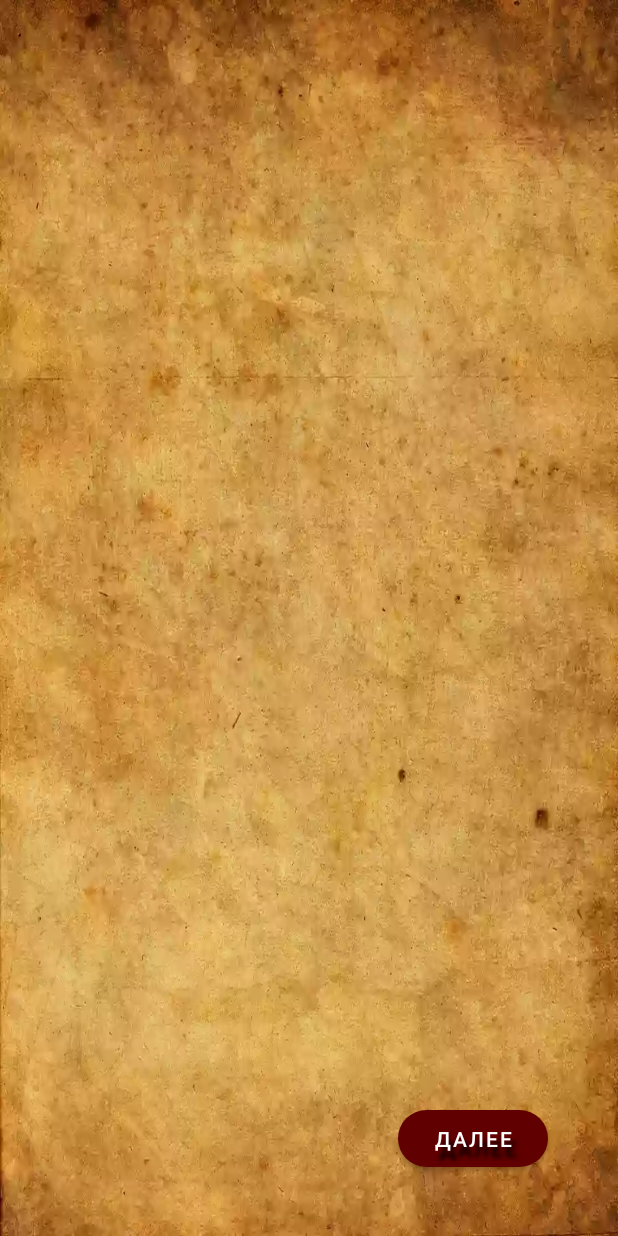
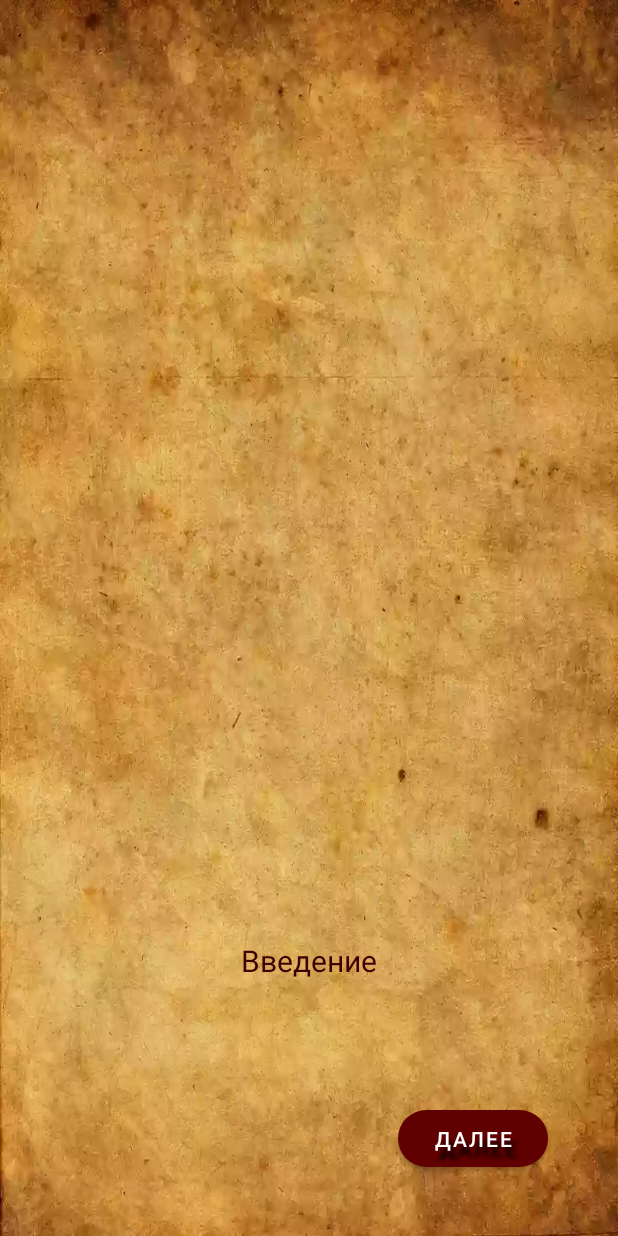
Before and after one commit to SergeyNacc/TextQuest, an Android app: the screen it shows after launch (MainActivity), after a tap on "НОВАЯ ИГРА", on a phone screen of 412 x 824 dp. Run offline under Robolectric (Android 15) with nearby library versions, the phone set to English and light mode, and no system bars.

Commit message:
add intro in strings

```diff
--- a/app/build.gradle
+++ b/app/build.gradle
@@ -11,7 +11,7 @@ android {
 
     defaultConfig {
         applicationId "nacc.sergey.textquest"
-        minSdkVersion 26
+        minSdkVersion 22
         targetSdkVersion 30
         versionCode 1
         versionName "1.0"
--- /dev/null
+++ b/app/src/main/java/nacc/sergey/textquest/IntroFragment.kt
@@ -0,0 +1,36 @@
+package nacc.sergey.textquest
+
+import android.os.Bundle
+import androidx.fragment.app.Fragment
+import android.view.LayoutInflater
+import android.view.View
+import android.view.ViewGroup
+import nacc.sergey.textquest.databinding.FragmentIntroBinding
+
+
+class IntroFragment : Fragment() {
+
+    private lateinit var binding: FragmentIntroBinding
+
+    private val textIntroList = listOf(R.string.intro2, R.string.intro3, R.string.intro4,
+        R.string.intro5, R.string.intro6, R.string.intro7, R.string.intro8, R.string.intro9)
+
+    override fun onCreateView(
+            inflater: LayoutInflater, container: ViewGroup?, savedInstanceState: Bundle?): View? {
+        binding = FragmentIntroBinding.inflate(inflater, container, false)
+        return binding.root
+    }
+
+    override fun onViewCreated(view: View, savedInstanceState: Bundle?) {
+        super.onViewCreated(view, savedInstanceState)
+
+        binding.textPlot.text = getText(R.string.intro1)
+
+        binding.buttonNext.setOnClickListener {
+            textIntroList.forEach()
+        }
+
+
+    }
+
+}
--- a/app/src/main/java/nacc/sergey/textquest/MainActivity.kt
+++ b/app/src/main/java/nacc/sergey/textquest/MainActivity.kt
@@ -17,7 +17,7 @@ class MainActivity : AppCompatActivity() {
         binding.startBtn.setOnClickListener {
             supportFragmentManager
                 .beginTransaction()
-                .replace(R.id.start_activity, TextFragment())
+                .replace(R.id.start_activity, IntroFragment())
                 .commit()
         }
 
--- a/app/src/main/java/nacc/sergey/textquest/TextFragment.kt
+++ /dev/null
@@ -1,21 +0,0 @@
-package nacc.sergey.textquest
-
-import android.os.Bundle
-import androidx.fragment.app.Fragment
-import android.view.LayoutInflater
-import android.view.View
-import android.view.ViewGroup
-import nacc.sergey.textquest.databinding.FragmentTextBinding
-
-
-class TextFragment : Fragment() {
-
-    private lateinit var binding: FragmentTextBinding
-
-    override fun onCreateView(
-            inflater: LayoutInflater, container: ViewGroup?, savedInstanceState: Bundle?): View? {
-        binding = FragmentTextBinding.inflate(inflater, container, false)
-        return binding.root
-    }
-
-}
--- a/app/src/main/res/layout/fragment_text.xml
+++ b/app/src/main/res/layout/fragment_intro.xml
@@ -5,7 +5,7 @@
     android:layout_width="match_parent"
     android:layout_height="match_parent"
     android:background="@drawable/background_for_text"
-    tools:context=".TextFragment"
+    tools:context=".IntroFragment"
     android:id="@+id/text_fragment">
 
     <androidx.constraintlayout.widget.ConstraintLayout
@@ -16,6 +16,7 @@
         android:id="@+id/image_for_plot"
         android:layout_width="wrap_content"
         android:layout_height="wrap_content"
+        android:layout_margin="8dp"
         app:layout_constraintBottom_toTopOf="@id/text_plot"
         app:layout_constraintStart_toStartOf="parent"
         app:layout_constraintEnd_toEndOf="parent"
@@ -25,16 +26,17 @@
         android:id="@+id/text_plot"
         android:layout_width="wrap_content"
         android:layout_height="wrap_content"
+        android:layout_margin="50dp"
+        android:layout_marginBottom="30dp"
         android:padding="30dp"
-        android:textColor="#600000"
-        android:textSize="30sp"
-        android:layout_marginBottom="30dp"
-        app:layout_constraintBottom_toTopOf="@+id/button_further"
+        android:textColor="#400000"
+        android:textSize="20sp"
+        app:layout_constraintBottom_toTopOf="@+id/button_next"
         app:layout_constraintEnd_toEndOf="parent"
         app:layout_constraintStart_toStartOf="parent" />
 
     <Button
-        android:id="@+id/button_further"
+        android:id="@+id/button_next"
         style="@style/Button"
         android:layout_width="100dp"
         android:layout_height="50dp"
--- a/app/src/main/res/values/intro.xml
+++ b/app/src/main/res/values/intro.xml
@@ -1,34 +1,77 @@
 <?xml version="1.0" encoding="utf-8"?>
 <resources>
-    <string name="intro">Введение
+    <string name="intro1">
+            "Введение"
+    </string>
+
+    <string name="intro2">
             Наверное, многие бы назвали меня упертым эмпириком и, да, были бы правы.
-        Я верю только в то, что могу потрогать, понюхать, попробовать… И больше всего я не представляю,
+                Я верю только в то, что могу потрогать, понюхать, попробовать…
+                И больше всего я не представляю,
                 как вообще можно верить в Бога? Действительно, почему мы должны верить тому,
-        что написано в старой книге, притом верить только на слово? В то, что наша Земля была создана за шесть дней?
+                что написано в старой книге, притом верить только на слово?
+    </string>
+
+    <string name="intro3">
+            В то, что наша Земля была создана за шесть дней?
                 Это все похоже на полный бред и сказки. Может, мне еще начать верить в Зубную Фею или Бабу Ягу?
-Сегодня я особенно лютовал, ведь сегодня Хеллоуин — праздник, что изначально был придуман древними кельтами,
-        но в последнее время отмечаемый повсеместно. Все дошло до того, что его начали праздновать и у нас, в Москве,
+                Сегодня я особенно лютовал, ведь сегодня Хеллоуин — праздник,
+                что изначально был придуман древними кельтами,
+                но в последнее время отмечаемый повсеместно.
+    </string>
+
+    <string name="intro4">
+            Все дошло до того, что его начали праздновать и у нас, в Москве,
                 чего я и вовсе не понимаю: обычно этот праздник ассоциируется с разгулом нечисти,
                 но обычно этот разгул устраивает не нечисть, а пьяные придурки, одетые в костюмы.
+    </string>
+
+    <string name="intro5">
             Притом, такой разгул, что нечисть, наверное, если она существовала, нервно курила бы в сторонке.
                 А, да, забыл представиться — я Артем. И да, я разговариваю сам с собой и сам себе представляюсь.
                 Ничего нового, впрочем. И я мент, наверное, потому немного сумасшедший
-        (а вы бы попробовали не сойти с ума, каждый день видя трупы, насилие и жестокость, профессиональная деформация, однако).
-        В остальном обычный мент, каких в нашей стране не счесть. Особенно ничем не выделяюсь из общей массы.
-Я стоял у вокзала, докуривая сигарету. Уж не знаю, зачем начал, как-то так получилось, а сейчас уже и не бросить.
+                (а вы бы попробовали не сойти с ума, каждый день видя трупы,
+                насилие и жестокость, профессиональная деформация, однако).
+    </string>
+
+    <string name="intro6">
+            В остальном обычный мент, каких в нашей стране не счесть.
+                Особенно ничем не выделяюсь из общей массы.
+                Я стоял у вокзала, докуривая сигарету. Уж не знаю, зачем начал, как-то так получилось,
+                а сейчас уже и не бросить.
                 Рассматривал местную «нечисть»: день еще только начинался,
-        а уже все в «праздничных» костюмах — вот рядом со мной прикуривал вампир, у которого уже отвалился один клык,
-        а второй ему ужасно мешал, мимо пронеслась девушка в странном длинном платье, в остроконечной шляпе и метлой в руках.
-        Неужели дворники тоже решили поддержать этот праздник? Иначе я бы выбрал другой атрибут ведьмы, но это ее право.
-Надо сказать, что в Санкт-Петербурге я никогда не бывал. Октябрь выдался на удивление теплым,
+                а уже все в «праздничных» костюмах — вот рядом со мной прикуривал вампир,
+                у которого уже отвалился один клык,
+    </string>
+
+    <string name="intro7">
+            а второй ему ужасно мешал, мимо пронеслась девушка в странном длинном платье,
+                в остроконечной шляпе и метлой в руках.
+                Неужели дворники тоже решили поддержать этот праздник?
+                Иначе я бы выбрал другой атрибут ведьмы, но это ее право.
+                Надо сказать, что в Санкт-Петербурге я никогда не бывал.
+                Октябрь выдался на удивление теплым,
                 радуя слишком уж затянувшимся бабьим летом, и теперь бьет все рекорды по температуре.
-Я решил немного изучить город: всегда любил гулять в одиночестве, а тут еще и абсолютно незнакомый город,
+    </string>
+
+    <string name="intro8">
+            Я решил немного изучить город: всегда любил гулять в одиночестве,
+                а тут еще и абсолютно незнакомый город,
                 таящий в себе много неизведанного.
-Может, вы скажете, что я — дебил, но будете неправы. Как можно заблудиться даже в незнакомом городе,
-        в наш прогрессивный век навигаторов? Да и вообще — нужное мне метро я знаю, а дальше — спрошу у людей.
-        Так даже интереснее. Есть что-то в этом такого удивительное, отличное от обычной размеренной череды жизни.
-Тогда я действительно думал, что оказался в культурной столице, конечно, кто же поверит, что он просто умер во сне в поезде,
-        а теперь находится в Аду? Уж точно не я, как же. «Ада же не существует»,
-        — думал я тогда и ошибался.
+                Может, вы скажете, что я — дебил, но будете неправы.
+                Как можно заблудиться даже в незнакомом городе,
+                в наш прогрессивный век навигаторов?
+                Да и вообще — нужное мне метро я знаю, а дальше — спрошу у людей.
     </string>
+
+    <string name="intro9">
+            Так даже интереснее. Есть что-то в этом такое удивительное,
+                отличное от обычной размеренной череды жизни.
+                Тогда я действительно думал, что оказался в культурной столице,
+                конечно, кто же поверит, что он просто умер во сне в поезде,
+                а теперь находится в Аду? Уж точно не я, как же.
+                «Ада не существует!», — думал я тогда и ошибался.
+    </string>
+
+
 </resources>
--- a/app/src/main/res/values/part1.xml
+++ b/app/src/main/res/values/part1.xml
@@ -2,5 +2,6 @@
 <resources>
     <string name="part1">
 
+
     </string>
 </resources>
--- a/build.gradle
+++ b/build.gradle
@@ -1,6 +1,6 @@
 // Top-level build file where you can add configuration options common to all sub-projects/modules.
 buildscript {
-    ext.kotlin_version = "1.4.32"
+    ext.kotlin_version = "1.4.10"
     repositories {
         google()
         jcenter()
```
Lines whose indentation alone changed are shown as unchanged.
